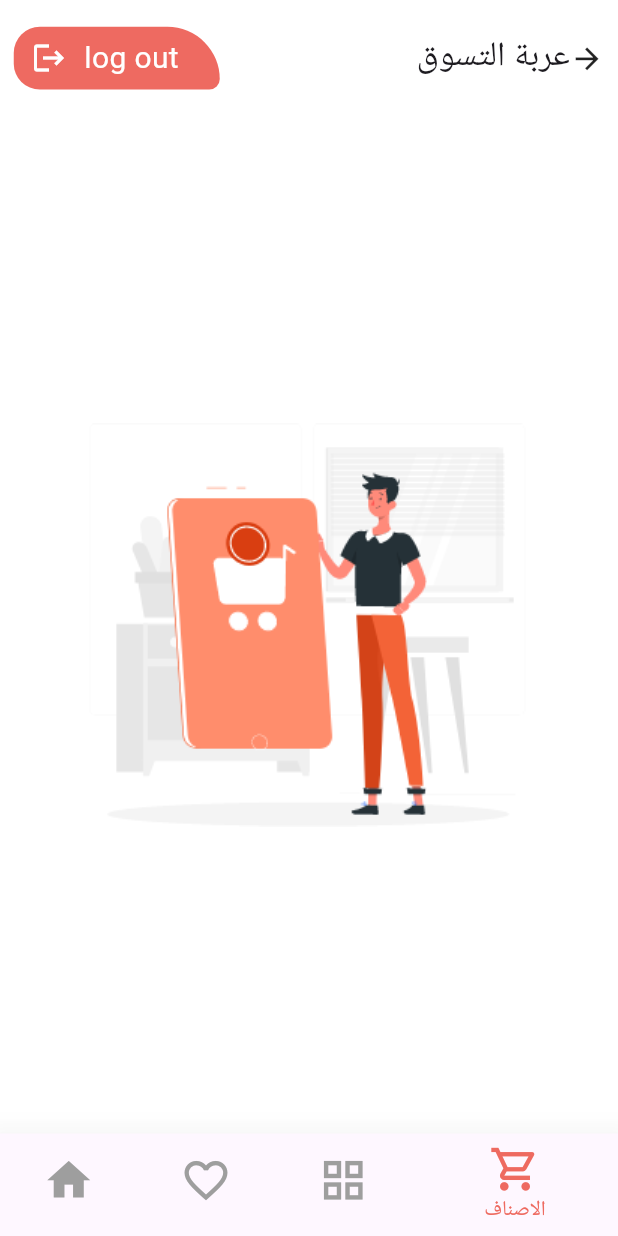
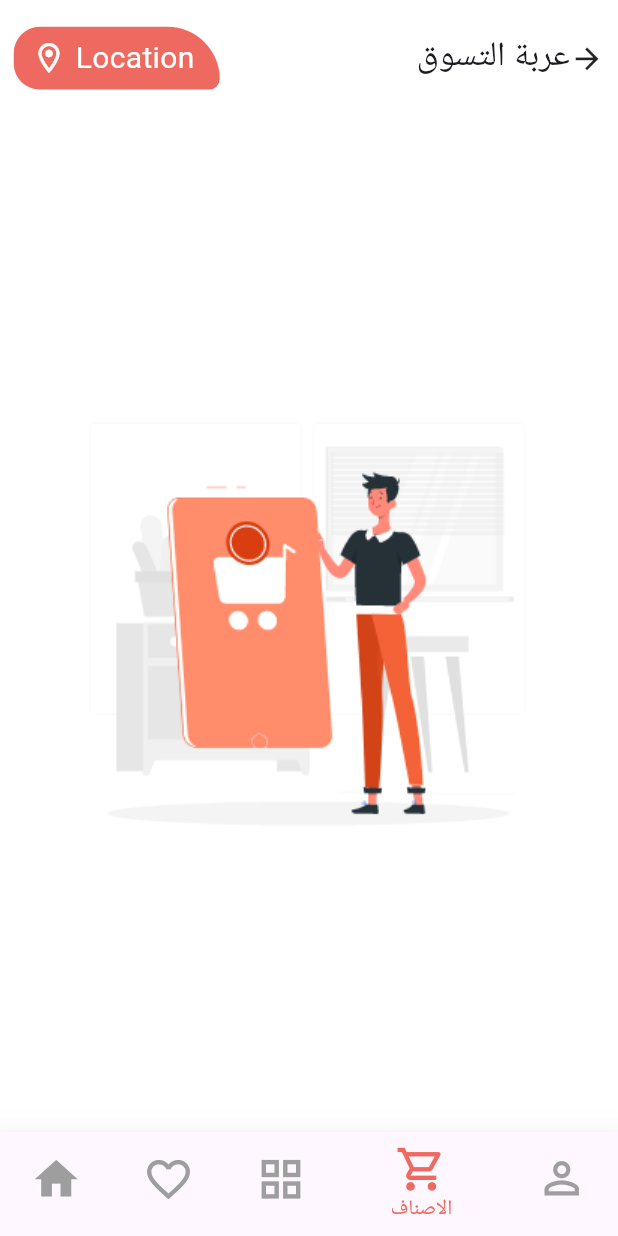
Before and after one commit to saadadel279/al_dahabiya, a Flutter app: the CustomBottomNaveBar screen opened by its route, item 4 of the bottom bar chosen, on a phone screen of 412 x 824 dp. Run offline on Flutter 3.47's test engine with Material 3 defaults, Android fonts, the phone set to English and light mode, and no system bars; our stand-ins replace bloc, cached_network_image, dartz, dio, flutter_bloc, flutter_screenutil and 5 more; accounts and stored records are empty; network calls fail.

Commit message:
Update User Profile and Database Version
- Added a new profile image asset (`profile.png`) to the assets directory.
- Updated the database version in `sql_db.dart` from 2 to 1 and removed the unnecessary `FavoriteProduct` table creation during upgrade.
- Replaced `logOutBadge` with `LocationBanner` in `app_page_title.dart` and `location_badge.dart`.
- Added a new `ProfileScreen` and related widgets (`log_out_text.dart` and `profile_tab.dart`) to the profile feature.
- Modified the bottom navigation bar in `navebar.dart` to include a new "الملف الشخصى" (Profile) tab.
- Updated the payment button logic in `pay_row.dart` to use `async` for the `onPressed` function.

```diff
--- a/lib/core/widgets/app_page_title.dart
+++ b/lib/core/widgets/app_page_title.dart
@@ -15,7 +15,7 @@ class PageTitleBar extends StatelessWidget {
             mainAxisAlignment: MainAxisAlignment.spaceBetween,
             children: [
               const Directionality(
-                  textDirection: TextDirection.ltr, child: logOutBadge()),
+                  textDirection: TextDirection.ltr, child: LocationBanner()),
               Row(
                 children: [
                   Text(
@@ -38,7 +38,7 @@ class PageTitleBar extends StatelessWidget {
             mainAxisAlignment: MainAxisAlignment.end,
             children: [
               Directionality(
-                  textDirection: TextDirection.ltr, child: logOutBadge()),
+                  textDirection: TextDirection.ltr, child: LocationBanner()),
             ],
           );
   }
--- a/lib/feature/home/presentation/view/widgets/location_badge.dart
+++ b/lib/feature/home/presentation/view/widgets/location_badge.dart
@@ -1,25 +1,15 @@
-import 'package:al_dahabiya/core/api/end_point.dart';
-import 'package:al_dahabiya/core/app_router.dart';
-import 'package:al_dahabiya/core/database/cashe_helper.dart';
-import 'package:al_dahabiya/core/services/locator.dart';
 import 'package:flutter/material.dart';
 import 'package:flutter_screenutil/flutter_screenutil.dart';
-import 'package:go_router/go_router.dart';
 
-class logOutBadge extends StatelessWidget {
-  const logOutBadge({
+class LocationBanner extends StatelessWidget {
+  const LocationBanner({
     super.key,
   });
 
   @override
   Widget build(BuildContext context) {
     return InkWell(
-      onTap: () {
-        getIt<CacheHelper>().removeData(
-          key: ApiKey.token,
-        );
-        GoRouter.of(context).pushReplacement(AppRouters.kLoginRoute);
-      },
+      onTap: () {},
       child: Container(
         width: 120.w,
         height: 35.h,
@@ -35,12 +25,12 @@ class logOutBadge extends StatelessWidget {
           children: [
             SizedBox(width: 10.w),
             const Icon(
-              Icons.logout,
+              Icons.location_on_outlined,
               color: Colors.white,
             ),
-            SizedBox(width: 10.w),
+            SizedBox(width: 5.w),
             const Text(
-              'log out',
+              'Location',
               style: TextStyle(color: Colors.white, fontSize: 20),
             )
           ],
--- a/lib/feature/initial/navebar.dart
+++ b/lib/feature/initial/navebar.dart
@@ -1,6 +1,7 @@
 import 'package:al_dahabiya/feature/cart/presentation/view/cart_screen.dart';
 import 'package:al_dahabiya/feature/categories/presentation/view/categories_screen.dart';
 import 'package:al_dahabiya/feature/home/presentation/view/home_screen.dart';
+import 'package:al_dahabiya/feature/profile/presentation/view/profile_screen.dart';
 import 'package:flutter/material.dart';
 import 'package:flutter_screenutil/flutter_screenutil.dart';
 
@@ -20,7 +21,8 @@ class _CustomBottomNaveBarState extends State<CustomBottomNaveBar> {
     const HomeScreen(),
     const FavoritsScreen(),
     const CategoriesScreen(),
-    const CartScreen()
+    const CartScreen(),
+    const ProfileScreen(),
   ];
 
   @override
@@ -63,6 +65,12 @@ class _CustomBottomNaveBarState extends State<CustomBottomNaveBar> {
             ),
             label: 'الاصناف',
           ),
+          BottomNavigationBarItem(
+            icon: Icon(
+              Icons.person_outline,
+            ),
+            label: 'الملف الشخصى',
+          ),
         ],
       ),
       body: items[currentIndex],
--- a/lib/feature/order_request/presentation/view/widgets/pay_row.dart
+++ b/lib/feature/order_request/presentation/view/widgets/pay_row.dart
@@ -49,7 +49,7 @@ class PayRow extends StatelessWidget {
                     height: 45.h,
                     child: Builder(builder: (context) {
                       return ElevatedButton(
-                        onPressed: () {
+                        onPressed: () async {
                           const address = 31;
                           const coupon = "";
                           const paymentType = "الدفع عند الاستلام";
@@ -77,7 +77,7 @@ class PayRow extends StatelessWidget {
                             data: products,
                           );
 
-                          context
+                          await context
                               .read<OrderRequestCubit>()
                               .orderRequest(orderRequestModel);
                           context.read<CartCubit>().clearTable();
```
Also changed, not shown: lib/core/database/sql_db.dart (+2 -17 lines), lib/feature/profile/presentation/view/profile_screen.dart (added, +80 -0 lines), lib/feature/profile/presentation/widgets/log_out_text.dart (added, +39 -0 lines), lib/feature/profile/presentation/widgets/profile_tab.dart (added, +54 -0 lines), assets/images/profile.png (added).
